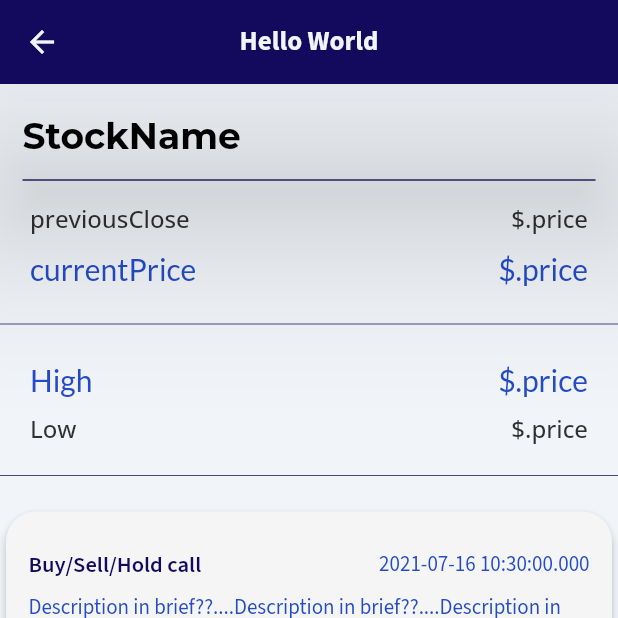
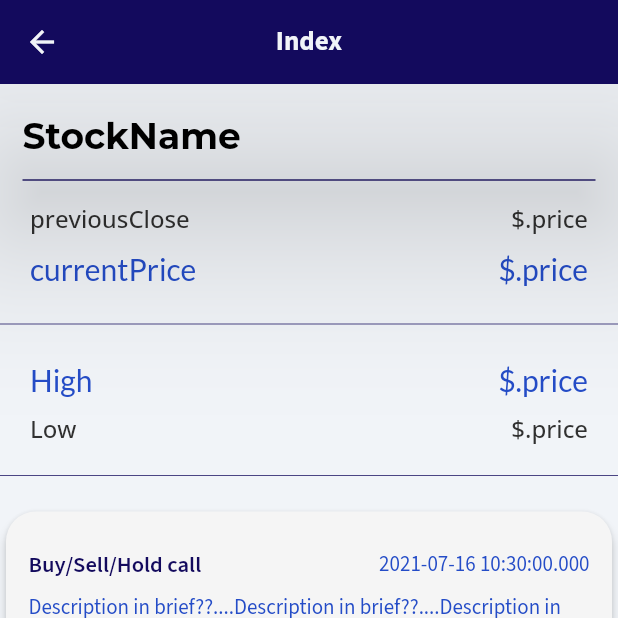
Before and after one commit to lordward3/updated, a Flutter app: the IndividualStockPageWidget screen opened directly, on a phone screen of 412 x 824 dp, the top half of it. Run offline on Flutter 3.47's test engine with Material 2 defaults, Android fonts, the phone set to English and light mode, and no system bars; drawn by our look-alikes of auto_size_text; our stand-ins replace built_collection, built_value, cloud_firestore, firebase_auth, firebase_core, font_awesome_flutter and 6 more; missing offline and left inert: flutter_facebook_auth; accounts and stored records are empty; generated files the repository leaves out were written again; network calls fail.

Commit message:
Updating to latest FlutterFlow output.

```diff
--- a/lib/individual_stock_page/individual_stock_page_widget.dart
+++ b/lib/individual_stock_page/individual_stock_page_widget.dart
@@ -43,7 +43,7 @@ class _IndividualStockPageWidgetState extends State<IndividualStockPageWidget> {
           ),
         ),
         title: Text(
-          'Hello World',
+          'Index',
           style: FlutterFlowTheme.bodyText2.override(
             fontFamily: 'Source Sans Pro',
             color: FlutterFlowTheme.secondaryColor,
```
